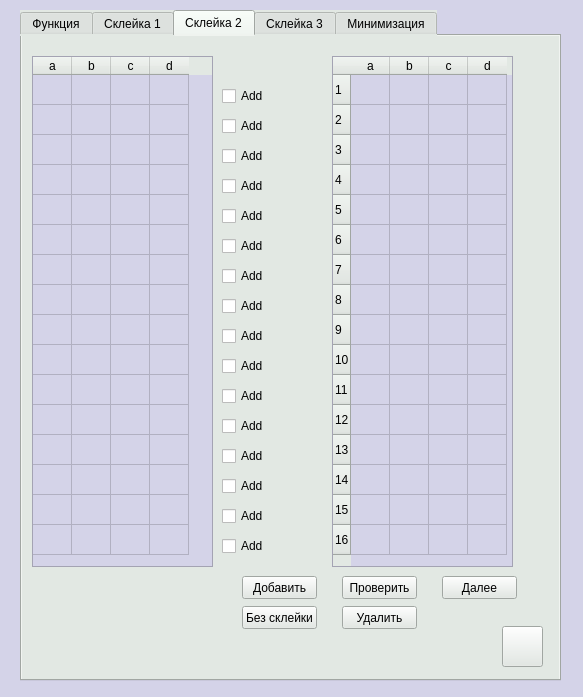
Before: the Qt Designer form mainwindow.ui in AlexeyAleksandrov/minimizaciyaMetodomKvainaMacClassky, drawn with Qt 5.
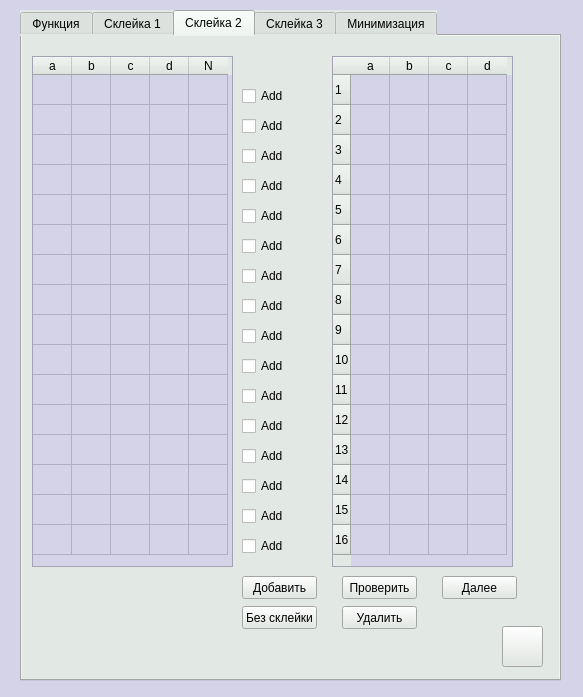
After: the same form once the commit is applied. The open tabs and pages were chosen to show the change. Icons and pictures are not drawn.

Commit message: CheckBox 2 этапа склеек перенесены в таблицу

```diff
--- a/mainwindow.ui
+++ b/mainwindow.ui
@@ -1365,7 +1365,7 @@
        <rect>
         <x>10</x>
         <y>20</y>
-        <width>181</width>
+        <width>201</width>
         <height>511</height>
        </rect>
       </property>
@@ -1481,11 +1481,16 @@
         <string>d</string>
        </property>
       </column>
+      <column>
+       <property name="text">
+        <string>N</string>
+       </property>
+      </column>
      </widget>
      <widget class="QCheckBox" name="checkBox_skleyka_1_15">
       <property name="geometry">
        <rect>
-        <x>200</x>
+        <x>220</x>
         <y>500</y>
         <width>70</width>
         <height>20</height>
@@ -1498,7 +1503,7 @@
      <widget class="QCheckBox" name="checkBox_skleyka_1_14">
       <property name="geometry">
        <rect>
-        <x>200</x>
+        <x>220</x>
         <y>470</y>
         <width>70</width>
         <height>20</height>
@@ -1511,7 +1516,7 @@
      <widget class="QCheckBox" name="checkBox_skleyka_1_2">
       <property name="geometry">
        <rect>
-        <x>200</x>
+        <x>220</x>
         <y>110</y>
         <width>70</width>
         <height>20</height>
@@ -1524,7 +1529,7 @@
      <widget class="QCheckBox" name="checkBox_skleyka_1_0">
       <property name="geometry">
        <rect>
-        <x>200</x>
+        <x>220</x>
         <y>50</y>
         <width>70</width>
         <height>20</height>
@@ -1537,7 +1542,7 @@
      <widget class="QCheckBox" name="checkBox_skleyka_1_1">
       <property name="geometry">
        <rect>
-        <x>200</x>
+        <x>220</x>
         <y>80</y>
         <width>70</width>
         <height>20</height>
@@ -1550,7 +1555,7 @@
      <widget class="QCheckBox" name="checkBox_skleyka_1_5">
       <property name="geometry">
        <rect>
-        <x>200</x>
+        <x>220</x>
         <y>200</y>
         <width>70</width>
         <height>20</height>
@@ -1563,7 +1568,7 @@
      <widget class="QCheckBox" name="checkBox_skleyka_1_6">
       <property name="geometry">
        <rect>
-        <x>200</x>
+        <x>220</x>
         <y>230</y>
         <width>70</width>
         <height>20</height>
@@ -1576,7 +1581,7 @@
      <widget class="QCheckBox" name="checkBox_skleyka_1_3">
       <property name="geometry">
        <rect>
-        <x>200</x>
+        <x>220</x>
         <y>140</y>
         <width>70</width>
         <height>20</height>
@@ -1589,7 +1594,7 @@
      <widget class="QCheckBox" name="checkBox_skleyka_1_4">
       <property name="geometry">
        <rect>
-        <x>200</x>
+        <x>220</x>
         <y>170</y>
         <width>70</width>
         <height>20</height>
@@ -1602,7 +1607,7 @@
      <widget class="QCheckBox" name="checkBox_skleyka_1_9">
       <property name="geometry">
        <rect>
-        <x>200</x>
+        <x>220</x>
         <y>320</y>
         <width>70</width>
         <height>20</height>
@@ -1615,7 +1620,7 @@
      <widget class="QCheckBox" name="checkBox_skleyka_1_7">
       <property name="geometry">
        <rect>
-        <x>200</x>
+        <x>220</x>
         <y>260</y>
         <width>70</width>
         <height>20</height>
@@ -1628,7 +1633,7 @@
      <widget class="QCheckBox" name="checkBox_skleyka_1_8">
       <property name="geometry">
        <rect>
-        <x>200</x>
+        <x>220</x>
         <y>290</y>
         <width>70</width>
         <height>20</height>
@@ -1641,7 +1646,7 @@
      <widget class="QCheckBox" name="checkBox_skleyka_1_12">
       <property name="geometry">
        <rect>
-        <x>200</x>
+        <x>220</x>
         <y>410</y>
         <width>70</width>
         <height>20</height>
@@ -1654,7 +1659,7 @@
      <widget class="QCheckBox" name="checkBox_skleyka_1_13">
       <property name="geometry">
        <rect>
-        <x>200</x>
+        <x>220</x>
         <y>440</y>
         <width>70</width>
         <height>20</height>
@@ -1667,7 +1672,7 @@
      <widget class="QCheckBox" name="checkBox_skleyka_1_10">
       <property name="geometry">
        <rect>
-        <x>200</x>
+        <x>220</x>
         <y>350</y>
         <width>70</width>
         <height>20</height>
@@ -1680,7 +1685,7 @@
      <widget class="QCheckBox" name="checkBox_skleyka_1_11">
       <property name="geometry">
        <rect>
-        <x>200</x>
+        <x>220</x>
         <y>380</y>
         <width>70</width>
         <height>20</height>
```
Left out of the diff: 2 changed lines with no effect on the pictures. The commit also changes 3 other files.
